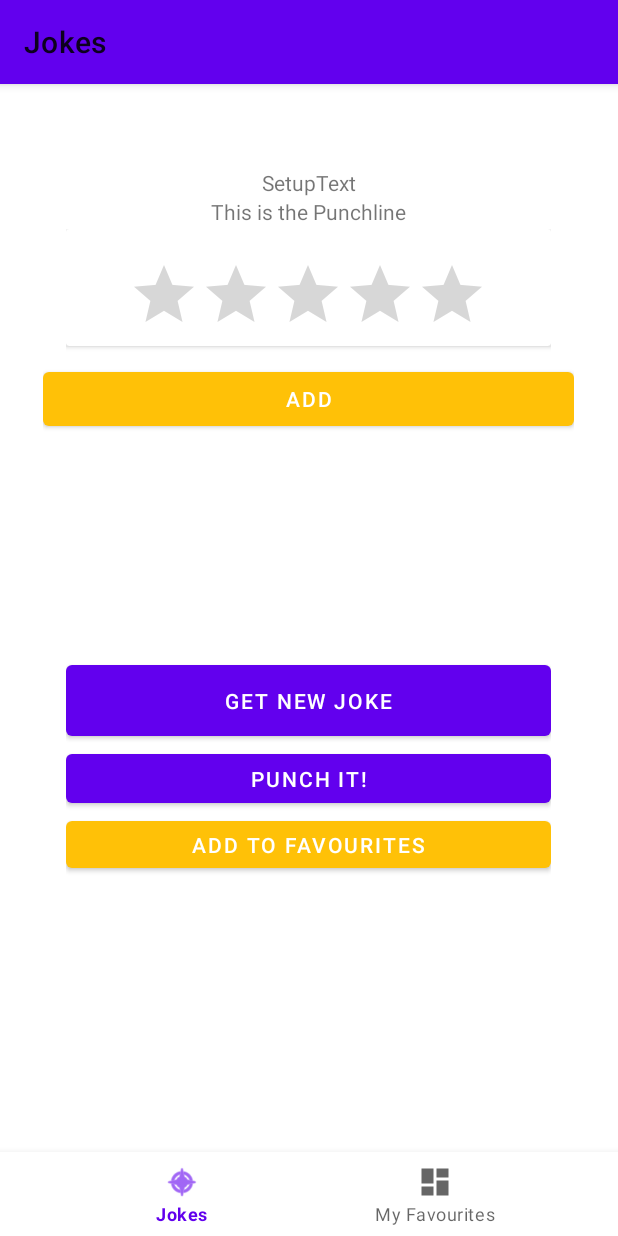
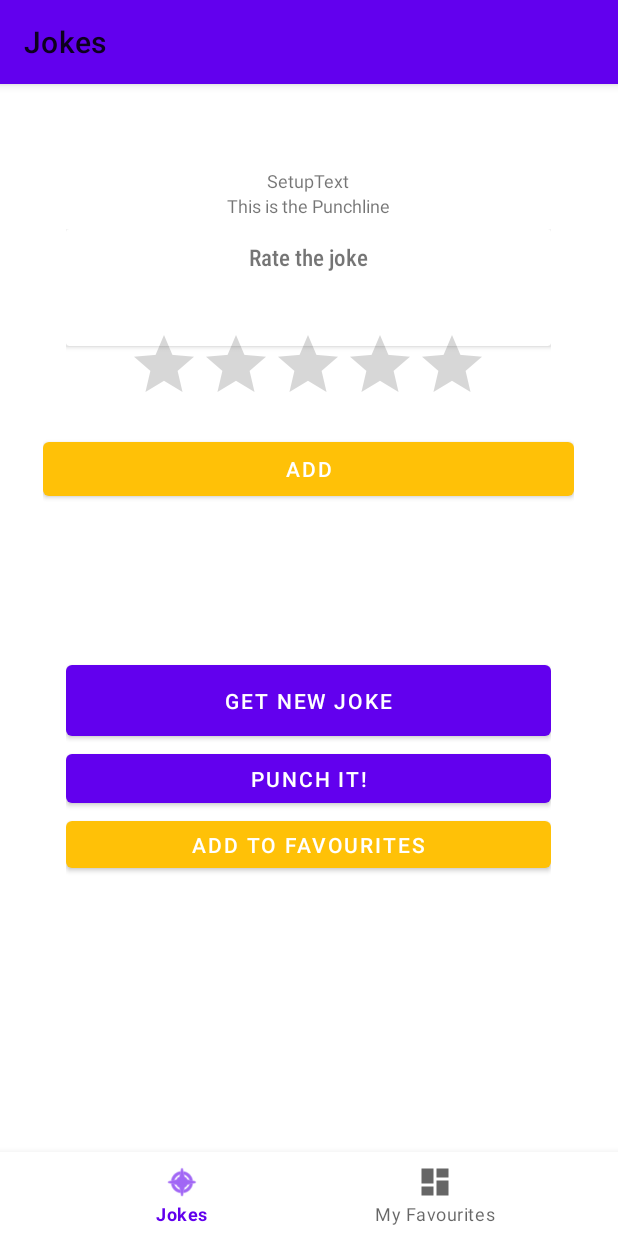
Before and after one commit to ducvan12/chucknorrisapp, an Android app: the fragment AddJokeFragment placed in its activity, on a phone screen of 412 x 824 dp. Run offline under Robolectric (Android 15) with nearby library versions, the phone set to English and light mode, and no system bars; our stand-ins replace Room's generated code, Timber, data binding, navigation-ui; 10 statements that could not run were skipped.

```diff
--- a/app/src/main/AndroidManifest.xml
+++ b/app/src/main/AndroidManifest.xml
@@ -4,6 +4,7 @@
 
     <uses-permission android:name="android.permission.INTERNET"/>
     <application
+
         android:allowBackup="true"
         android:icon="@mipmap/ic_launcher"
         android:label="@string/app_name"
@@ -16,7 +17,6 @@
             android:label="@string/app_name">
             <intent-filter>
                 <action android:name="android.intent.action.MAIN" />
-
                 <category android:name="android.intent.category.LAUNCHER" />
             </intent-filter>
         </activity>
--- a/app/src/main/java/com/example/moulinapplication/model/Joke.kt
+++ b/app/src/main/java/com/example/moulinapplication/model/Joke.kt
@@ -16,6 +16,8 @@ data class Joke(
     @ColumnInfo(name = "joke_setup")
     val setup: String,
     @ColumnInfo(name = "joke_type")
-    val type: String
+    val type: String,
+    @ColumnInfo(name="joke_number_Of_Stars")
+    var numberOfStars: Float
 
 ) : Serializable
--- a/app/src/main/res/layout/fragment_add_joke.xml
+++ b/app/src/main/res/layout/fragment_add_joke.xml
@@ -19,16 +19,31 @@
             android:layout_width="match_parent"
             android:layout_height="wrap_content"
             android:textAlignment="center"
+            android:textSize="12dp"
             android:text="@string/Setup" />
 
         <TextView
             android:id="@+id/jokepunchline"
             android:layout_width="match_parent"
             android:layout_height="wrap_content"
+            android:textSize="12dp"
             android:text="@string/Punchline"
             android:textAlignment="center"/>
 
+        <TextView
+            android:id="@+id/howgood"
+            android:layout_width="match_parent"
+            android:layout_height="wrap_content"
+            android:text="@string/how_good"
+            android:textAlignment="center"
+            android:fontFamily="sans-serif-condensed-medium"
+            android:textSize="15dp"
+            android:padding="15dp"
+            tools:text="@string/how_good"
+            />
+
         <RatingBar
+            android:id="@+id/ratingbar"
             android:layout_width="wrap_content"
             android:layout_height="wrap_content"
             android:layout_gravity="center_horizontal"
@@ -37,7 +52,7 @@
         </RatingBar>
 
         <Button
-            android:id="@+id/button"
+            android:id="@+id/addbutton"
             android:layout_width="match_parent"
             android:layout_height="wrap_content"
             android:text="@string/add"
--- a/app/src/main/res/layout/fragment_home.xml
+++ b/app/src/main/res/layout/fragment_home.xml
@@ -38,14 +38,14 @@
             style="@style/CardView"
             android:textAlignment="center">
             <com.google.android.material.textview.MaterialTextView
-                android:layout_height="match_parent"
+                android:layout_height="wrap_content"
                 android:layout_width="match_parent"
                 android:text="@{joke.setup}"
                 android:textAlignment="center"
                 android:fontFamily="sans-serif-condensed-medium"
                 android:textColor="@color/black"
                 android:gravity="center"
-                android:textSize="20dp">
+                android:textSize="20sp">
             </com.google.android.material.textview.MaterialTextView>
         </com.google.android.material.card.MaterialCardView>
 
--- a/app/src/main/res/values/strings.xml
+++ b/app/src/main/res/values/strings.xml
@@ -11,4 +11,5 @@
     <string name="Setup">SetupText</string>
     <string name="Punchline">This is the Punchline</string>
     <string name="add">ADD</string>
+    <string name="how_good">Rate the joke</string>
 </resources>
```
Also changed, not shown: app/src/main/java/com/example/moulinapplication/ui/dashboard/DashboardViewModelFactory.kt (added, +17 -0 lines), app/src/main/java/com/example/moulinapplication/ui/home/AddJokeFragment.kt (+10 -3 lines).
